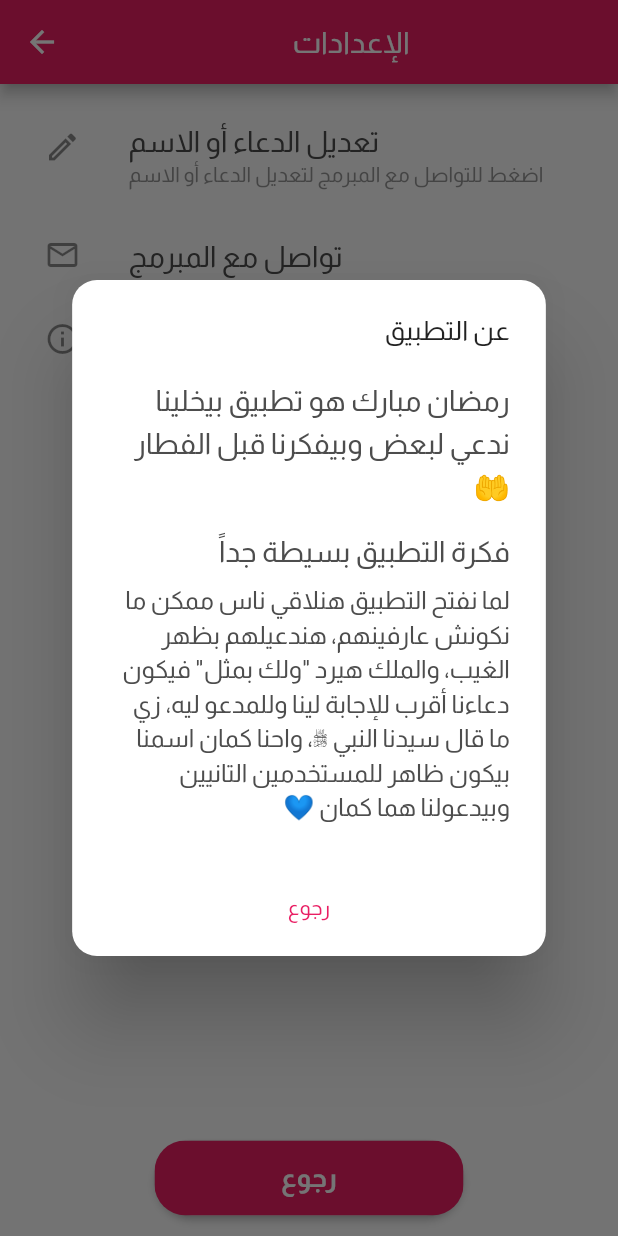
After one commit to MAlazhariy/ramadan_mubarak, a Flutter app: the SettingsScreen screen opened directly, after a tap on "عن التطبيق", on a phone screen of 412 x 824 dp. The commit adds this screen. Run offline on Flutter 3.47's test engine with Material 2 defaults, Android fonts, the phone set to English and light mode, and no system bars; our stand-ins replace adhan, cloud_firestore, firebase_core, flutter_local_notifications, flutter_native_timezone, flutter_svg and 7 more; missing offline and left inert: platform_device_id; accounts and stored records are empty.

Commit message:
settings screen added

```diff
--- a/lib/layout/home_screen.dart
+++ b/lib/layout/home_screen.dart
@@ -9,6 +9,7 @@ import 'package:hijri/hijri_calendar.dart';
 import 'package:ramadan_kareem/modules/adeya.dart';
 import 'package:ramadan_kareem/modules/notification_api.dart';
 import 'package:ramadan_kareem/modules/notification_ready_funcs.dart';
+import 'package:ramadan_kareem/modules/settings/settings_screen.dart';
 import 'package:ramadan_kareem/shared/cache_helper/cache_helper.dart';
 import 'package:ramadan_kareem/shared/cache_helper/firebase_funcs.dart';
 import 'package:ramadan_kareem/shared/components/components/description_text.dart';
@@ -419,7 +420,9 @@ class _HomeScreenState extends State<HomeScreen> {
                             const HeadlineText(
                               title: 'فضل الدعاء للغير',
                             ),
-                            SizedBox(height: 4.sp,),
+                            SizedBox(
+                              height: 4.sp,
+                            ),
                             const DescriptionText(
                               title:
                                   'إن أفضل الدعاء، دعوة غائب لغائب، فدعاء المسلم لأخيه المسلم بظهر الغيب أنفع وأرجى للإجابة للداعي وللمدعو له، كما أخبرنا النبي ﷺ.\nوقد كان بعض السلف إذا أراد أن يدعو لنفسه، يدعو لأخيه المسلم بتلك الدعوة؛ فتكون أقرب للإجابة ويحصل له مثلها بسبب تأمين الملك.',
@@ -431,11 +434,16 @@ class _HomeScreenState extends State<HomeScreen> {
                             const HeadlineText(
                               title: 'هيا ندعي بعض الأدعية',
                             ),
-                            SizedBox(height: 5.sp,),
+                            SizedBox(
+                              height: 5.sp,
+                            ),
                             const DescriptionText(
-                              title: 'قَالَ رَسُول اللَّه ﷺ: (ثَلَاثَةٌ لَا تُرَدُّ دَعْوَتُهُمْ: الصَّائِمُ حَتَّى يُفْطِرَ وَالْإِمَامُ الْعَادِلُ وَالْمَظْلُومُ).',
+                              title:
+                                  'قَالَ رَسُول اللَّه ﷺ: (ثَلَاثَةٌ لَا تُرَدُّ دَعْوَتُهُمْ: الصَّائِمُ حَتَّى يُفْطِرَ وَالْإِمَامُ الْعَادِلُ وَالْمَظْلُومُ).',
                             ),
-                            SizedBox(height: 12.sp,),
+                            SizedBox(
+                              height: 12.sp,
+                            ),
 
                             Container(
                               height: 30.h,
@@ -444,7 +452,7 @@ class _HomeScreenState extends State<HomeScreen> {
                                 horizontal: 4.w,
                               ),
                               child: ListView.separated(
-                                itemBuilder: (context, index){
+                                itemBuilder: (context, index) {
                                   return Container(
                                     width: 80.w,
                                     height: 30.h,
@@ -467,8 +475,10 @@ class _HomeScreenState extends State<HomeScreen> {
                                     ),
                                   );
                                 },
-                                separatorBuilder: (context, index){
-                                  return SizedBox(width: 4.w,);
+                                separatorBuilder: (context, index) {
+                                  return SizedBox(
+                                    width: 4.w,
+                                  );
                                 },
                                 itemCount: adeya.length,
                                 scrollDirection: Axis.horizontal,
@@ -476,26 +486,12 @@ class _HomeScreenState extends State<HomeScreen> {
                               ),
                             ),
 
-                            // // لا تنسونا
-                            // Padding(
-                            //   padding: EdgeInsets.symmetric(
-                            //     horizontal: 15.sp,
-                            //   ),
-                            //   child: Align(
-                            //     alignment: Alignment.center,
-                            //     child: Text(
-                            //       'لا تنسونا من صالح دعاءكم 💙',
-                            //       style: TextStyle(
-                            //         fontSize: 11.sp,
-                            //         fontWeight: FontWeight.w600,
-                            //         height: 1.5,
-                            //         color: greyColor,
-                            //       ),
-                            //       textAlign: TextAlign.center,
-                            //     ),
-                            //   ),
-                            // ),
-
+                            SizedBox(
+                              height: 20.sp,
+                            ),
+                            const HeadlineText(
+                              title: 'لا تنسونا من صالح دعاءكم 💙',
+                            ),
 
                             // SizedBox(
                             //   height: 25.sp,
@@ -535,15 +531,31 @@ class _HomeScreenState extends State<HomeScreen> {
       ),
       floatingActionButton: FloatingActionButton(
         onPressed: () async {
-          dev.log('FAB pressed');
+          String id = await getId();
 
-          NotificationApi.showNotification(
-            title: 'test notification',
-            body: 'this is a test notification !\n'
-                '${DateTime.now()}',
+          List<String> allowedDeviceIDs = [
+            'b5515f47ea9d92df', // أبو يوسف
+            'd1c4159a8fd1ac52', // آلاء عبد الفتاح
+            '5e52c61a71751b03', // فاطم رياض
+            '33df7de003ca17ad', // هدية ابراهيم
+            '027e5a15c8257dff', // أنا
+          ];
+
+          Navigator.push(
+            context,
+            MaterialPageRoute(builder: (context) {
+              return Directionality(
+                textDirection: TextDirection.rtl,
+                child: SettingsScreen(isShareAllowed: allowedDeviceIDs.contains(id),),
+              );
+            }),
           );
 
-          // readyShowScheduledNotification(context);
+          // NotificationApi.showNotification(
+          //   title: 'test notification',
+          //   body: 'this is a test notification !\n'
+          //       '${DateTime.now()}',
+          // );
         },
         child: const Icon(Icons.settings),
       ),
--- a/lib/main.dart
+++ b/lib/main.dart
@@ -9,7 +9,7 @@ import 'package:ramadan_kareem/layout/home_screen.dart';
 import 'package:ramadan_kareem/modules/notification_api.dart';
 import 'package:ramadan_kareem/shared/components/constants.dart';
 import 'package:sizer/sizer.dart';
-import 'modules/login_screen.dart';
+import 'layout/login_screen.dart';
 import 'package:timezone/data/latest.dart' as tz;
 
 void main() async {
--- a/lib/modules/adeya.dart
+++ b/lib/modules/adeya.dart
@@ -32,5 +32,4 @@ List<String> adeya = [
   'اللهم ارحم موتانا وموتى المسلمين، واغفر لهم ووسع لهم فى قبورهم واجعل قبورهم روضة من رياض الجنة، وأفسح لهم فى قبورهم مدّ أبصارهم.',
   'اللهم إنك عفو تحب العفو فاعف عنا',
   'اللهم صلّ وسلم على سيدنا محمد وعلى آله وصحبه وسلم',
-  'لا تنسونا من صالح دعاءكم 💙',
 ];
--- /dev/null
+++ b/lib/modules/settings/settings_screen.dart
@@ -0,0 +1,308 @@
+import 'dart:developer';
+
+import 'package:flutter/material.dart';
+import 'package:platform_device_id/platform_device_id.dart';
+import 'package:ramadan_kareem/shared/cache_helper/cache_helper.dart';
+import 'package:ramadan_kareem/shared/components/components/custom_dialog/custom_dialog.dart';
+import 'package:ramadan_kareem/shared/components/components/custom_dialog/dialog_buttons.dart';
+import 'package:ramadan_kareem/shared/components/components/description_text.dart';
+import 'package:ramadan_kareem/shared/components/components/doaa_text.dart';
+import 'package:ramadan_kareem/shared/styles.dart';
+import 'package:share_plus/share_plus.dart';
+import 'package:sizer/sizer.dart';
+import 'package:url_launcher/url_launcher.dart';
+
+class SettingsScreen extends StatelessWidget {
+  const SettingsScreen({
+    Key key,
+    this.isShareAllowed = false,
+  }) : super(key: key);
+
+  final bool isShareAllowed;
+
+  @override
+  Widget build(BuildContext context) {
+    return Scaffold(
+      appBar: AppBar(
+        title: const Center(
+          child: Text('الإعدادات'),
+        ),
+      ),
+      body: Padding(
+        padding: EdgeInsets.symmetric(
+          horizontal: 10.sp,
+          vertical: 10.sp,
+        ),
+        child: Column(
+          children: [
+            // screen design
+            Expanded(
+              child: SingleChildScrollView(
+                child: Column(
+                  children: [
+                    /// تعديل الدعاء أو الاسم
+                    ListTile(
+                      onTap: () async {
+                        String id = await getId();
+
+                        await launch(
+                          mailUs(
+                              subject: 'تعديل الدعاء أو الاسم',
+                              body: 'سلام عليكم، '
+                                  'هذا هو الرقم التعريفي الخاص بي: $id،  '
+                                  'أنا أريد تغيير ..'
+                              // '(من فضلك لا تحذفه)\n'
+                              ),
+                        );
+                      },
+                      title: Text(
+                        'تعديل الدعاء أو الاسم',
+                        style: TextStyle(
+                          fontSize: 14.sp,
+                          fontWeight: FontWeight.w500,
+                          height: 1.5,
+                          color: greyColor,
+                        ),
+                      ),
+                      subtitle: Text(
+                        'اضغط للتواصل مع المبرمج لتعديل الدعاء أو الاسم',
+                        style: TextStyle(
+                          fontSize: 10.sp,
+                          fontWeight: FontWeight.w500,
+                          // height: 1.5,
+                          color: greyColor.withAlpha(150),
+                        ),
+                      ),
+                      leading: const Icon(Icons.edit_outlined),
+                    ),
+
+                    /// التواصل مع المبرمج
+                    ListTile(
+                      onTap: () async {
+                        await launch(
+                          mailUs(
+                            subject: 'أريد التواصل مع المبرمج',
+                          ),
+                        );
+                      },
+                      title: Text(
+                        'تواصل مع المبرمج',
+                        style: TextStyle(
+                          fontSize: 14.sp,
+                          fontWeight: FontWeight.w500,
+                          height: 1.5,
+                          color: greyColor,
+                        ),
+                      ),
+                      // subtitle: Text(
+                      //   'اضغط للتواصل مع المبرمج',
+                      //   style: TextStyle(
+                      //     fontSize: 10.sp,
+                      //     fontWeight: FontWeight.w500,
+                      //     // height: 1.5,
+                      //     color: greyColor.withAlpha(150),
+                      //   ),
+                      // ),
+                      leading: const Icon(Icons.email_outlined),
+                    ),
+
+                    /// مشاركة التطبيق
+                    if (isShareAllowed)
+                      ListTile(
+                        onTap: () async {
+                          await Share.share(
+                            'رمضان مبارك 🌙💙\nرمضان مبارك هو تطبيق بيخلينا ندعي لبعض وبيفكرنا قبل الفطار 🤲\nلما تنزل التطبيق وتفتحه هتلاقي ناس ممكن ما تكونش عارفهم بس هتدعيلهم بظهر الغيب والملك هيرد عليك "ولك بمثل" فيكون دعاءك أقرب للإجابة ليك وللمدعو ليه، زي ما قال سيدنا النبي ﷺ 💙\nتقدر تنضم لينا وتنزل التطبيق من الرابط ده: https://play.google.com/store/apps/details?id=malazhariy.ramadan_kareem',
+                            subject:
+                                'رمضان مبارك 🌙', // subject for emails only
+                          );
+                        },
+                        title: Text(
+                          'مشاركة التطبيق مع صديق',
+                          style: TextStyle(
+                            fontSize: 14.sp,
+                            fontWeight: FontWeight.w500,
+                            height: 1.5,
+                            color: greyColor,
+                          ),
+                        ),
+                        // subtitle: Text(
+                        //   'اضغط للتواصل مع المبرمج',
+                        //   style: TextStyle(
+                        //     fontSize: 10.sp,
+                        //     fontWeight: FontWeight.w500,
+                        //     // height: 1.5,
+                        //     color: greyColor.withAlpha(150),
+                        //   ),
+                        // ),
+                        leading: const Icon(Icons.share_outlined),
+                      ),
+
+                    /// عن التطبيق
+                    ListTile(
+                      onTap: () {
+                        showCustomDialog(
+                          context: context,
+                          title: 'عن التطبيق',
+                          content: Column(
+                            mainAxisSize: MainAxisSize.min,
+                            children: [
+                              Text(
+                                'رمضان مبارك هو تطبيق بيخلينا ندعي لبعض وبيفكرنا قبل الفطار 🤲',
+                                style: TextStyle(
+                                  fontSize: 14.sp,
+                                  fontWeight: FontWeight.w500,
+                                  height: 1.5,
+                                  color: greyColor,
+                                ),
+                              ),
+
+                              SizedBox(height: 10.sp),
+                              Align(
+                                alignment: AlignmentDirectional.centerStart,
+                                child: Text(
+                                  'فكرة التطبيق بسيطة جداً',
+                                  style: TextStyle(
+                                    fontSize: 14.sp,
+                                    fontWeight: FontWeight.w500,
+                                    height: 1.5,
+                                    color: greyColor,
+                                  ),
+                                ),
+                              ),
+
+                              SizedBox(height: 5.sp),
+                              Text(
+                                'لما نفتح التطبيق هنلاقي ناس ممكن ما نكونش عارفينهم، هندعيلهم بظهر الغيب، والملك هيرد "ولك بمثل" فيكون دعاءنا أقرب للإجابة لينا وللمدعو ليه، زي ما قال سيدنا النبي ﷺ، واحنا كمان اسمنا بيكون ظاهر للمستخدمين التانيين وبيدعولنا هما كمان 💙',
+                                style: TextStyle(
+                                  fontSize: 12.sp,
+                                  fontWeight: FontWeight.w500,
+                                  height: 1.4,
+                                  color: greyColor,
+                                ),
+                              ),
+
+                              // SizedBox(height: 10.sp),
+                              // Align(
+                              //   alignment: AlignmentDirectional.centerStart,
+                              //   child: Text(
+                              //     'شكراً للقارئ أحمد صقر على صوت الإشعارات',
+                              //     style: TextStyle(
+                              //       fontSize: 9.sp,
+                              //       fontWeight: FontWeight.w500,
+                              //       height: 1.5,
+                              //       color: greyColor,
+                              //     ),
+                              //   ),
+                              // ),
+
+                            ],
+                          ),
+                          buttons: [
+                            DialogButton(
+                              title: 'رجوع',
+                              onPressed: () {
+                                Navigator.pop(context);
+                              },
+                            ),
+                          ],
+                        );
+                      },
+
+                      title: Text(
+                        'عن التطبيق',
+                        style: TextStyle(
+                          fontSize: 14.sp,
+                          fontWeight: FontWeight.w500,
+                          height: 1.5,
+                          color: greyColor,
+                        ),
+                      ),
+                      // subtitle: Text(
+                      //   'اضغط للتواصل مع المبرمج',
+                      //   style: TextStyle(
+                      //     fontSize: 10.sp,
+                      //     fontWeight: FontWeight.w500,
+                      //     // height: 1.5,
+                      //     color: greyColor.withAlpha(150),
+                      //   ),
+                      // ),
+                      leading: const Icon(Icons.info_outline),
+                    ),
+                  ],
+                ),
+              ),
+            ),
+
+            // back button
+            Align(
+              alignment: AlignmentDirectional.center,
+              child: RaisedButton(
+                onPressed: () {
+                  Navigator.pop(context);
+                },
+                padding: const EdgeInsets.all(0),
+                shape: const StadiumBorder(),
+                highlightElevation: 5,
+                highlightColor: pinkColor.withAlpha(50),
+                child: Ink(
+                  decoration: BoxDecoration(
+                    // gradient: const LinearGradient(
+                    //   colors: [
+                    //     Color(0XFFFF4AA3),
+                    //     Color(0XFFF8B556),
+                    //   ],
+                    //   begin: Alignment.centerRight,
+                    //   end: Alignment.centerLeft,
+                    // ),
+                    color: pinkColor,
+                    borderRadius: BorderRadius.circular(15.sp),
+                  ),
+                  child: Container(
+                    padding: const EdgeInsets.symmetric(
+                      vertical: 15,
+                      horizontal: 50,
+                    ),
+                    width: 50.w,
+                    child: Text(
+                      'رجوع',
+                      style: Theme.of(context)
+                          .textTheme
+                          .headline2
+                          .copyWith(
+                        color: Colors.white,
+                        fontSize: 13.sp,
+                        fontWeight: FontWeight.w600,
+                      ),
+                      textAlign: TextAlign.center,
+                    ),
+                  ),
+                ),
+              ),
+            ),
+          ],
+        ),
+      ),
+    );
+  }
+}
+
+Future<String> getId() async {
+  try {
+    return await PlatformDeviceId.getDeviceId;
+  } catch (e) {
+    return 'UNKNOWN ID -> time: ${Cache.getUserLoginTime()}';
+  }
+}
+
+Future share() async {
+  String id = await getId();
+  return Container();
+}
+
+String mailUs({
+  @required String subject,
+  String body = '',
+}) {
+  const String email = 'malazhariy.ramadankareem@gmail.com';
+  return 'mailto:$email?subject=$subject&body=$body';
+}
--- a/lib/shared/cache_helper/cache_helper.dart
+++ b/lib/shared/cache_helper/cache_helper.dart
@@ -29,6 +29,11 @@ class Cache {
   static String getUserName(){
     Map info = box.get('userlogininfo', defaultValue: {});
     return info['name'];
+  }
+
+  static int getUserLoginTime(){
+    Map info = box.get('userlogininfo', defaultValue: {});
+    return info['time'];
   }
 
   /// set if it is the first time that user using the app
--- a/pubspec.yaml
+++ b/pubspec.yaml
@@ -40,6 +40,8 @@ dependencies:
   adhan: ^1.1.16
   geocode: ^1.0.1
   geolocator: ^8.2.0
+  url_launcher: ^6.0.20
+  share_plus: ^4.0.3
 #  timezone: ^0.8.0
 
 #  firebase
```
Also changed, not shown: lib/layout/login_screen.dart (renamed from lib/modules/login_screen.dart), pubspec.lock, 1 other file.
